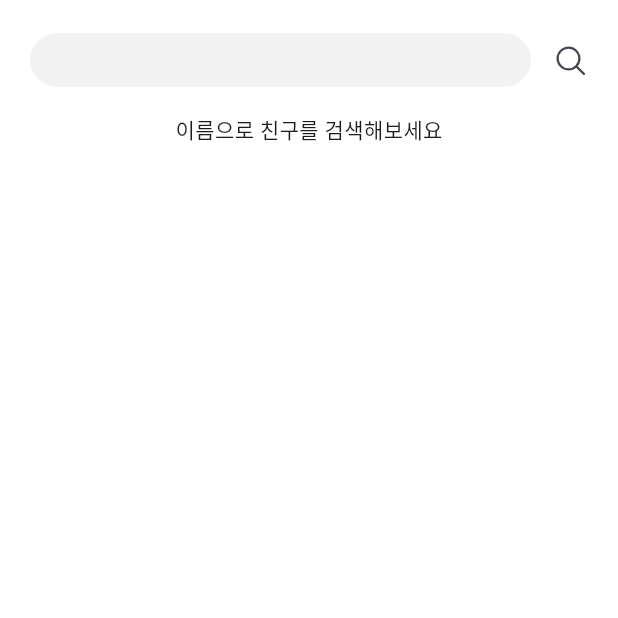
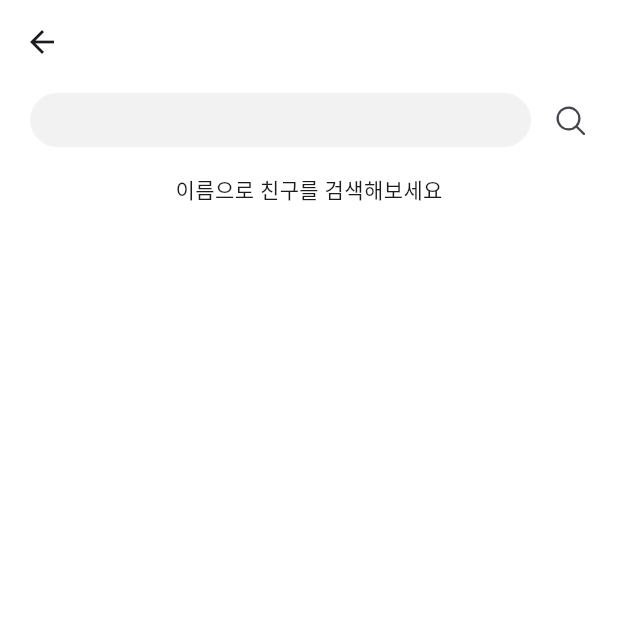
Before and after one commit to jiukeem/skoob, a Flutter app: the FriendSearch screen opened directly, on a phone screen of 412 x 824 dp, the top half of it. Run offline on Flutter 3.47's test engine with Material 3 defaults, Android fonts, the phone set to English and light mode, and no system bars; our stand-ins replace cloud_firestore, connectivity, firebase_analytics, firebase_auth, firebase_core, firebase_crashlytics and 10 more; accounts and stored records are empty.

Commit message:
ui; add back button in friend's bookshelf & friend search page

```diff
--- a/lib/app/views/pages/friend_search.dart
+++ b/lib/app/views/pages/friend_search.dart
@@ -66,6 +66,9 @@ class _FriendSearchState extends State<FriendSearch> {
       },
       child: Scaffold(
         backgroundColor: AppColors.white,
+        appBar: AppBar(
+          backgroundColor: AppColors.white,
+        ),
         body: SafeArea(
           child: Column(
             children: [
@@ -89,7 +92,7 @@ class _FriendSearchState extends State<FriendSearch> {
 
   Widget _buildSearchField() {
     return Padding(
-      padding: const EdgeInsets.fromLTRB(20.0, 16.0, 8.0, 12.0),
+      padding: const EdgeInsets.fromLTRB(20.0, 0.0, 8.0, 12.0),
       child: Row(
         children: [
           Expanded(
```
Also changed, not shown: lib/app/views/pages/bookshelf.dart (+16 -9 lines).
